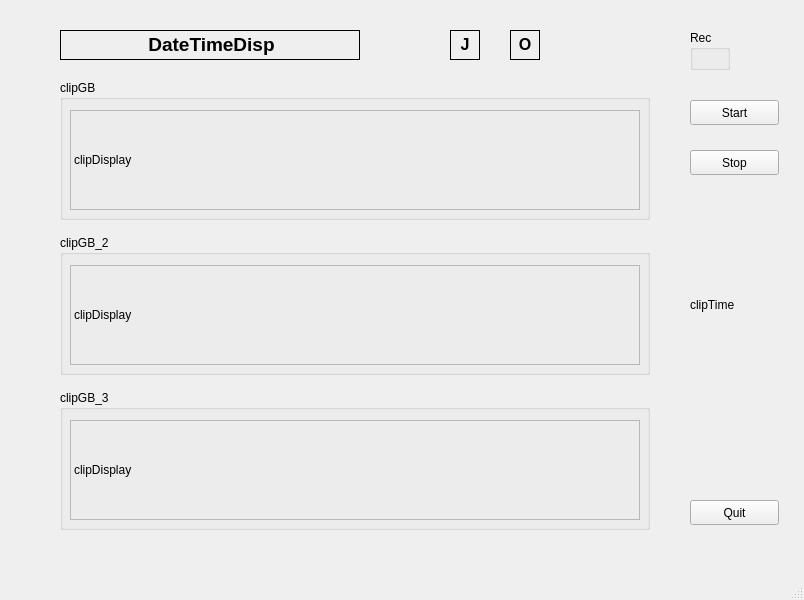
First picture: the form in sjm_pkg/HyperdeckRecUI.ui, repository smccue2019/h264-gen2, before the edit.
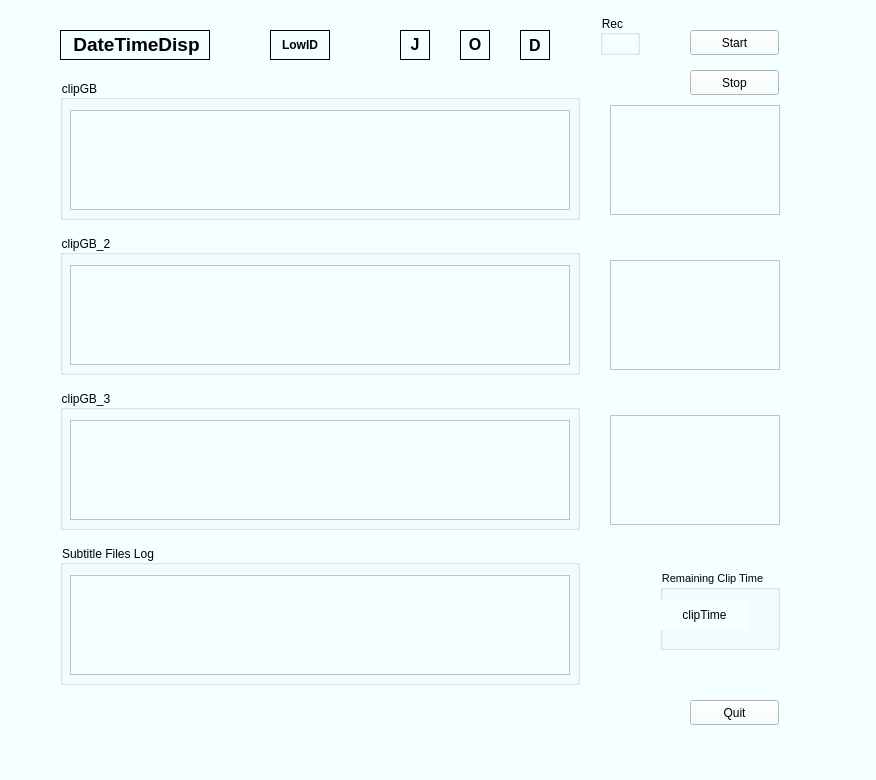
Second picture: the form after the edit.

Commit message: Major improvement to code, I now consider to be at near-operational quality. New GUI, more features. Many signalling changes. Improved threading and therefore between-deck sync'ing.

Patch:
```diff
--- a/sjm_pkg/HyperdeckRecUI.ui
+++ b/sjm_pkg/HyperdeckRecUI.ui
@@ -6,19 +6,28 @@
    <rect>
     <x>0</x>
     <y>0</y>
-    <width>804</width>
-    <height>600</height>
+    <width>876</width>
+    <height>780</height>
    </rect>
   </property>
   <property name="windowTitle">
    <string>HyperdeckRecorderUI</string>
   </property>
+  <property name="autoFillBackground">
+   <bool>false</bool>
+  </property>
+  <property name="styleSheet">
+   <string notr="true">background-color: rgb(244, 255, 255);</string>
+  </property>
+  <property name="locale">
+   <locale language="English" country="UnitedStates"/>
+  </property>
   <widget class="QWidget" name="centralwidget">
    <widget class="QPushButton" name="quitButton">
     <property name="geometry">
      <rect>
       <x>690</x>
-      <y>500</y>
+      <y>700</y>
       <width>89</width>
       <height>25</height>
      </rect>
@@ -31,7 +40,7 @@
     <property name="geometry">
      <rect>
       <x>690</x>
-      <y>100</y>
+      <y>30</y>
       <width>89</width>
       <height>25</height>
      </rect>
@@ -44,7 +53,7 @@
     <property name="geometry">
      <rect>
       <x>690</x>
-      <y>150</y>
+      <y>70</y>
       <width>89</width>
       <height>25</height>
      </rect>
@@ -58,7 +67,7 @@
      <rect>
       <x>60</x>
       <y>30</y>
-      <width>300</width>
+      <width>150</width>
       <height>30</height>
      </rect>
     </property>
@@ -72,7 +81,7 @@
    <widget class="QLabel" name="JDSflash">
     <property name="geometry">
      <rect>
-      <x>450</x>
+      <x>400</x>
       <y>30</y>
       <width>30</width>
       <height>30</height>
@@ -94,7 +103,7 @@
    <widget class="QLabel" name="ODRflash">
     <property name="geometry">
      <rect>
-      <x>510</x>
+      <x>460</x>
       <y>30</y>
       <width>30</width>
       <height>30</height>
@@ -118,30 +127,30 @@
      <rect>
       <x>60</x>
       <y>80</y>
-      <width>590</width>
+      <width>520</width>
       <height>140</height>
      </rect>
     </property>
     <property name="title">
      <string>clipGB</string>
     </property>
-    <widget class="QLabel" name="clipGB_label">
+    <widget class="QPlainTextEdit" name="clipGB_pte">
      <property name="geometry">
       <rect>
        <x>10</x>
        <y>30</y>
-       <width>570</width>
+       <width>500</width>
        <height>100</height>
       </rect>
      </property>
-     <property name="frameShape">
-      <enum>QFrame::StyledPanel</enum>
+     <property name="autoFillBackground">
+      <bool>true</bool>
      </property>
-     <property name="frameShadow">
-      <enum>QFrame::Sunken</enum>
+     <property name="readOnly">
+      <bool>false</bool>
      </property>
-     <property name="text">
-      <string>clipDisplay</string>
+     <property name="placeholderText">
+      <string extracomment="clipGB1_pte"/>
      </property>
     </widget>
    </widget>
@@ -150,31 +159,22 @@
      <rect>
       <x>60</x>
       <y>235</y>
-      <width>590</width>
+      <width>520</width>
       <height>140</height>
      </rect>
     </property>
     <property name="title">
      <string>clipGB_2</string>
     </property>
-    <widget class="QLabel" name="clipGB_2_label">
+    <widget class="QPlainTextEdit" name="clipGB_2pte">
      <property name="geometry">
       <rect>
        <x>10</x>
        <y>30</y>
-       <width>570</width>
+       <width>500</width>
        <height>100</height>
       </rect>
      </property>
-     <property name="frameShape">
-      <enum>QFrame::StyledPanel</enum>
-     </property>
-     <property name="frameShadow">
-      <enum>QFrame::Sunken</enum>
-     </property>
-     <property name="text">
-      <string>clipDisplay</string>
-     </property>
     </widget>
    </widget>
    <widget class="QGroupBox" name="clipGB_3">
@@ -182,38 +182,29 @@
      <rect>
       <x>60</x>
       <y>390</y>
-      <width>590</width>
+      <width>520</width>
       <height>140</height>
      </rect>
     </property>
     <property name="title">
      <string>clipGB_3</string>
     </property>
-    <widget class="QLabel" name="clipGB_3_label">
+    <widget class="QPlainTextEdit" name="clipGB_3pte">
      <property name="geometry">
       <rect>
        <x>10</x>
        <y>30</y>
-       <width>570</width>
+       <width>500</width>
        <height>100</height>
       </rect>
      </property>
-     <property name="frameShape">
-      <enum>QFrame::StyledPanel</enum>
-     </property>
-     <property name="frameShadow">
-      <enum>QFrame::Sunken</enum>
-     </property>
-     <property name="text">
-      <string>clipDisplay</string>
-     </property>
     </widget>
    </widget>
    <widget class="QGroupBox" name="idleIcon">
     <property name="geometry">
      <rect>
-      <x>690</x>
-      <y>30</y>
+      <x>600</x>
+      <y>15</y>
       <width>40</width>
       <height>40</height>
      </rect>
@@ -235,17 +226,172 @@
      </property>
     </widget>
    </widget>
-   <widget class="QLabel" name="clipTimeLabel">
+   <widget class="QLabel" name="LowIDlabel">
     <property name="geometry">
      <rect>
-      <x>690</x>
-      <y>290</y>
-      <width>89</width>
+      <x>270</x>
+      <y>30</y>
+      <width>60</width>
       <height>30</height>
      </rect>
     </property>
+    <property name="font">
+     <font>
+      <weight>75</weight>
+      <bold>true</bold>
+     </font>
+    </property>
+    <property name="frameShape">
+     <enum>QFrame::Box</enum>
+    </property>
     <property name="text">
-     <string>clipTime</string>
+     <string>LowID</string>
+    </property>
+    <property name="alignment">
+     <set>Qt::AlignCenter</set>
+    </property>
+   </widget>
+   <widget class="QLabel" name="DPAflash">
+    <property name="geometry">
+     <rect>
+      <x>520</x>
+      <y>30</y>
+      <width>30</width>
+      <height>30</height>
+     </rect>
+    </property>
+    <property name="font">
+     <font>
+      <pointsize>12</pointsize>
+      <weight>75</weight>
+      <bold>true</bold>
+     </font>
+    </property>
+    <property name="frameShape">
+     <enum>QFrame::Box</enum>
+    </property>
+    <property name="text">
+     <string>D</string>
+    </property>
+    <property name="alignment">
+     <set>Qt::AlignCenter</set>
+    </property>
+   </widget>
+   <widget class="QGroupBox" name="srtGB">
+    <property name="geometry">
+     <rect>
+      <x>60</x>
+      <y>545</y>
+      <width>520</width>
+      <height>140</height>
+     </rect>
+    </property>
+    <property name="title">
+     <string>Subtitle Files Log</string>
+    </property>
+    <widget class="QPlainTextEdit" name="srtGB_pte">
+     <property name="geometry">
+      <rect>
+       <x>10</x>
+       <y>30</y>
+       <width>500</width>
+       <height>100</height>
+      </rect>
+     </property>
+    </widget>
+   </widget>
+   <widget class="QGroupBox" name="clipTimeGB">
+    <property name="geometry">
+     <rect>
+      <x>660</x>
+      <y>570</y>
+      <width>120</width>
+      <height>80</height>
+     </rect>
+    </property>
+    <property name="font">
+     <font>
+      <pointsize>8</pointsize>
+     </font>
+    </property>
+    <property name="title">
+     <string>Remaining Clip Time</string>
+    </property>
+    <widget class="QLabel" name="clipTimeLabel">
+     <property name="geometry">
+      <rect>
+       <x>0</x>
+       <y>30</y>
+       <width>89</width>
+       <height>30</height>
+      </rect>
+     </property>
+     <property name="text">
+      <string>clipTime</string>
+     </property>
+     <property name="alignment">
+      <set>Qt::AlignCenter</set>
+     </property>
+    </widget>
+   </widget>
+   <widget class="QPlainTextEdit" name="deck1_status_pte">
+    <property name="geometry">
+     <rect>
+      <x>610</x>
+      <y>105</y>
+      <width>170</width>
+      <height>110</height>
+     </rect>
+    </property>
+    <property name="documentTitle">
+     <string>Deck1 Status</string>
+    </property>
+    <property name="readOnly">
+     <bool>true</bool>
+    </property>
+    <property name="overwriteMode">
+     <bool>true</bool>
+    </property>
+    <property name="placeholderText">
+     <string extracomment="Deck1 status"/>
+    </property>
+   </widget>
+   <widget class="QPlainTextEdit" name="deck2_status_pte">
+    <property name="geometry">
+     <rect>
+      <x>610</x>
+      <y>260</y>
+      <width>170</width>
+      <height>110</height>
+     </rect>
+    </property>
+    <property name="documentTitle">
+     <string>Deck2 Status</string>
+    </property>
+    <property name="placeholderText">
+     <string extracomment="Deck2 status"/>
+    </property>
+   </widget>
+   <widget class="QPlainTextEdit" name="deck3_status_pte">
+    <property name="geometry">
+     <rect>
+      <x>610</x>
+      <y>415</y>
+      <width>170</width>
+      <height>110</height>
+     </rect>
+    </property>
+    <property name="documentTitle">
+     <string>Deck3 Status</string>
+    </property>
+    <property name="readOnly">
+     <bool>true</bool>
+    </property>
+    <property name="overwriteMode">
+     <bool>true</bool>
+    </property>
+    <property name="placeholderText">
+     <string extracomment="Deck1 status"/>
     </property>
    </widget>
   </widget>
```
Left out of the diff: 10 changed lines with no effect on the pictures. The commit also changes 17 other files.
